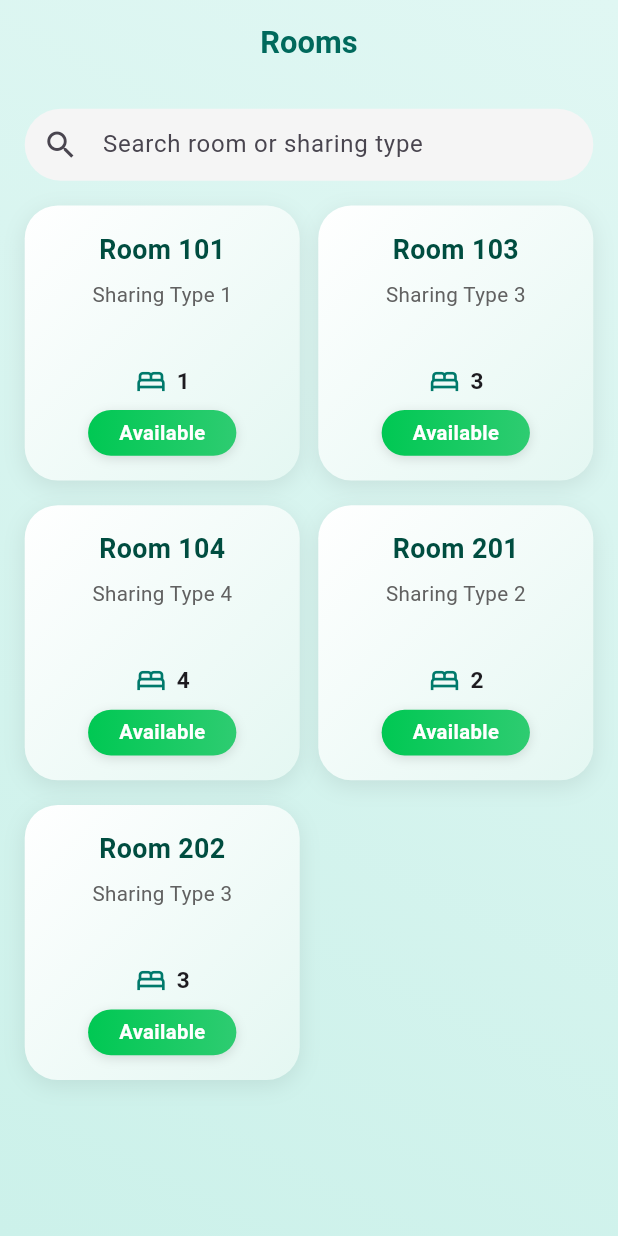
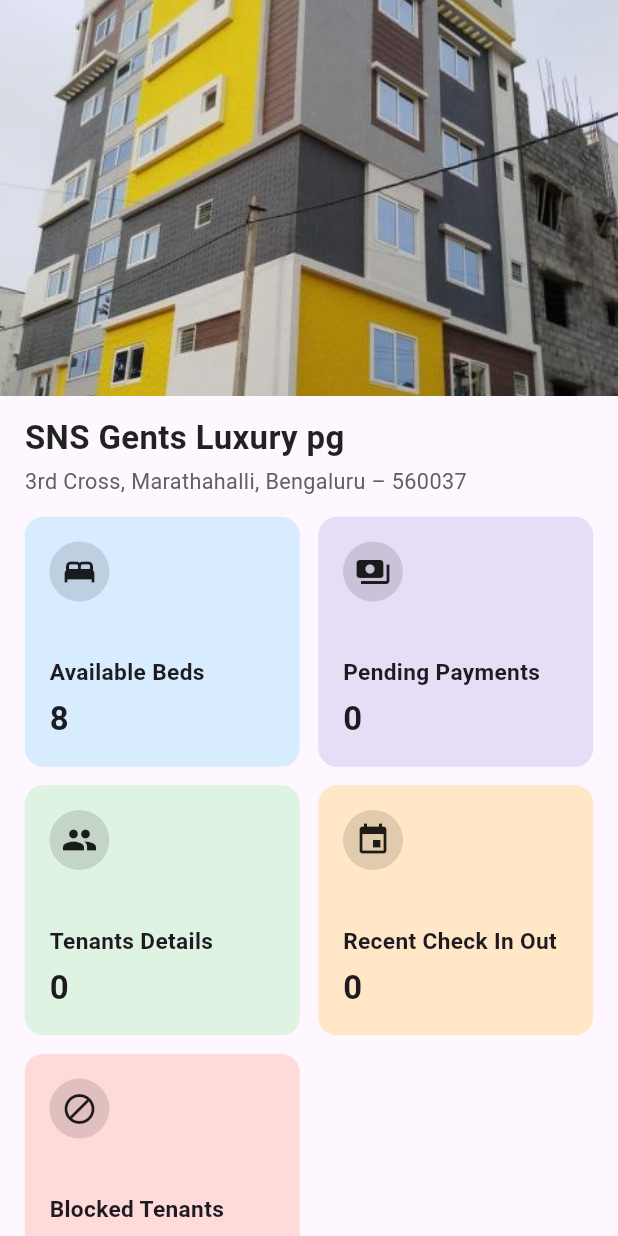
Before and after one commit to pradeepyuvi/management_app, a Flutter app: the screen it shows after launch, on a phone screen of 412 x 824 dp. Run offline on Flutter 3.47's test engine with Material 3 defaults, Android fonts, the phone set to English and light mode, and no system bars; our stand-ins replace flutter_svg, sizer.

Commit message:
feat: add DashboardPage with banner, details, and dashboard grid cards

```diff
--- /dev/null
+++ b/UI/ui/lib/dashboard.dart
@@ -0,0 +1,150 @@
+import 'package:flutter/material.dart';
+import 'package:sizer/sizer.dart';
+
+class DashboardPage extends StatelessWidget {
+  const DashboardPage({super.key});
+
+  @override
+  Widget build(BuildContext context) {
+    return Scaffold(
+      body: SingleChildScrollView(
+        child: Column(
+          crossAxisAlignment: CrossAxisAlignment.start,
+          children: [
+            _pgBanner(),
+            _pgDetails(), // 👈 name & address below image
+            // SizedBox(height: 2.h),
+            _dashboardGrid(),
+            // SizedBox(height: 1.h),
+          ],
+        ),
+      ),
+    );
+  }
+
+  // ---------------- PG BANNER ----------------
+  Widget _pgBanner() {
+    return SizedBox(
+      height: 32.h, //
+      width: 100.w,
+      child: Image.asset('lib/assets/bldg.png', fit: BoxFit.cover),
+    );
+  }
+
+  // ---------------- PG DETAILS ----------------
+  Widget _pgDetails() {
+    return Padding(
+      padding: EdgeInsets.symmetric(horizontal: 4.w, vertical: 1.5.h),
+      child: Column(
+        crossAxisAlignment: CrossAxisAlignment.start,
+        children: [
+          Text(
+            'SNS Gents Luxury pg',
+            style: TextStyle(
+              fontSize: 16.sp,
+              fontWeight: FontWeight.bold,
+              color: Colors.black87,
+            ),
+          ),
+          SizedBox(height: 0.5.h),
+          Text(
+            '3rd Cross, Marathahalli, Bengaluru – 560037',
+            style: TextStyle(fontSize: 10.5.sp, color: Colors.grey.shade700),
+          ),
+        ],
+      ),
+    );
+  }
+
+  // ---------------- DASHBOARD GRID ----------------
+  Widget _dashboardGrid() {
+    return Padding(
+      padding: EdgeInsets.symmetric(horizontal: 4.w),
+      child: GridView.count(
+        shrinkWrap: true,
+        physics: const NeverScrollableScrollPhysics(),
+        crossAxisCount: 2,
+        mainAxisSpacing: 3.w,
+        crossAxisSpacing: 3.w,
+        childAspectRatio: 1.1,
+        children: const [
+          _DashboardCard(
+            title: 'Available Beds',
+            value: '8',
+            color: Color(0xFFD7ECFF),
+            icon: Icons.bed,
+          ),
+          _DashboardCard(
+            title: 'Pending Payments',
+            value: '0',
+            color: Color(0xFFE6DDF7),
+            icon: Icons.payments,
+          ),
+          _DashboardCard(
+            title: 'Tenants Details',
+            value: '0',
+            color: Color(0xFFDFF3E3),
+            icon: Icons.people,
+          ),
+          _DashboardCard(
+            title: 'Recent Check In Out',
+            value: '0',
+            color: Color(0xFFFFE7C7),
+            icon: Icons.event,
+          ),
+          _DashboardCard(
+            title: 'Blocked Tenants',
+            value: '2',
+            color: Color(0xFFFFDADA),
+            icon: Icons.block,
+          ),
+        ],
+      ),
+    );
+  }
+}
+
+// ---------------- DASHBOARD CARD ----------------
+class _DashboardCard extends StatelessWidget {
+  final String title;
+  final String value;
+  final Color color;
+  final IconData icon;
+
+  const _DashboardCard({
+    required this.title,
+    required this.value,
+    required this.color,
+    required this.icon,
+  });
+
+  @override
+  Widget build(BuildContext context) {
+    return Container(
+      padding: EdgeInsets.all(4.w),
+      decoration: BoxDecoration(
+        color: color,
+        borderRadius: BorderRadius.circular(3.w),
+      ),
+      child: Column(
+        crossAxisAlignment: CrossAxisAlignment.start,
+        children: [
+          CircleAvatar(
+            backgroundColor: Colors.black12,
+            child: Icon(icon, color: Colors.black87),
+          ),
+          const Spacer(),
+          Text(
+            title,
+            style: TextStyle(fontSize: 11.sp, fontWeight: FontWeight.w600),
+          ),
+          SizedBox(height: 0.5.h),
+          Text(
+            value,
+            style: TextStyle(fontSize: 16.sp, fontWeight: FontWeight.bold),
+          ),
+        ],
+      ),
+    );
+  }
+}
--- a/UI/ui/lib/home_page.dart
+++ b/UI/ui/lib/home_page.dart
@@ -1,5 +1,4 @@
 import 'package:flutter/material.dart';
-import 'package:sizer/sizer.dart';
 import '../pg_home_bottom_bar.dart';
 
 class HomePage extends StatefulWidget {
--- a/UI/ui/lib/main.dart
+++ b/UI/ui/lib/main.dart
@@ -1,8 +1,6 @@
 import 'package:flutter/material.dart';
 import 'package:sizer/sizer.dart';
-import 'home_page.dart';
-import 'payment_page.dart';
-import 'room_page.dart';
+import 'dashboard.dart';
 
 void main() {
   runApp(const MyApp());
@@ -17,7 +15,7 @@ class MyApp extends StatelessWidget {
       builder: (context, orientation, deviceType) {
         return MaterialApp(
           debugShowCheckedModeBanner: false,
-          home: const RoomsPage(),
+          home: const DashboardPage(),
         );
       },
     );
--- a/UI/ui/pubspec.yaml
+++ b/UI/ui/pubspec.yaml
@@ -55,6 +55,8 @@ dev_dependencies:
 flutter:
   assets:
     - lib/assets/logo2.svg
+    - lib/assets/banner.png
+    - lib/assets/bldg.png
 
   # The following line ensures that the Material Icons font is
   # included with your application, so that you can use the icons in
```
Also changed, not shown: UI/ui/lib/assets/banner.png (added), UI/ui/lib/assets/bldg.png (added).
